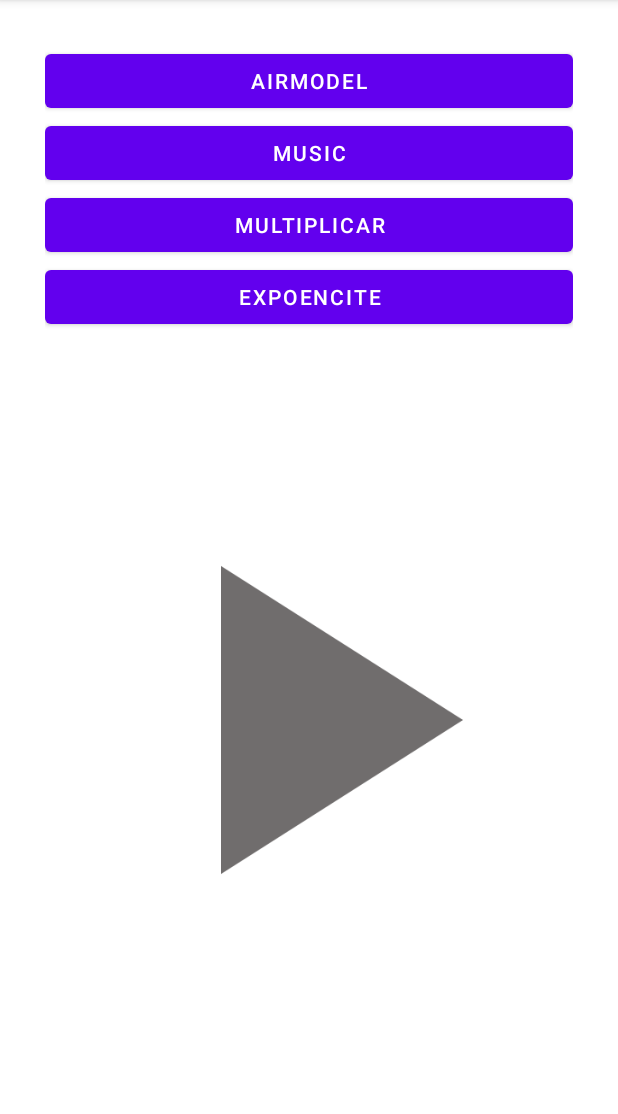
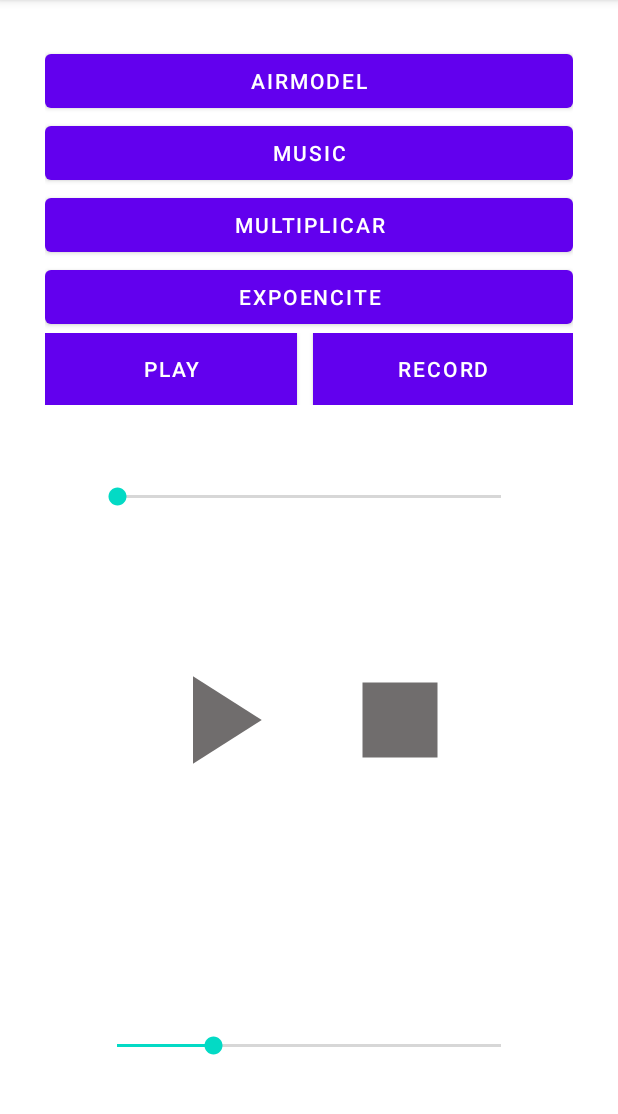
Before and after one commit to KaoYuChunG/multfunctions, an Android app: the BroacastReceiverActivity screen opened directly, with no data from a screen before it, after a tap on "MUSIC", on a phone screen of 412 x 824 dp, the part 84-1198 px from its top. Run offline under Robolectric (Android 15) with nearby library versions, the phone set to English and light mode, and no system bars.

Commit message:
add music

```diff
--- a/app/src/main/java/com/example/multifunction/modulos/music/MusicFragment.kt
+++ b/app/src/main/java/com/example/multifunction/modulos/music/MusicFragment.kt
@@ -1,25 +1,23 @@
 package com.example.multifunction.modulos.music
 
-import android.media.MediaPlayer
-import android.net.Uri
+import android.app.Application
+import android.content.Intent
 import android.os.Bundle
+import android.util.Log
 import android.view.LayoutInflater
 import android.view.View
 import android.view.ViewGroup
 import android.widget.Button
 import androidx.fragment.app.Fragment
+import androidx.fragment.app.FragmentTransaction
 import com.example.multifunction.R
+import com.example.multifunction.modulos.BroadcastData
 
-class MusicFragment : Fragment(), View.OnClickListener, MediaPlayer.OnPreparedListener, MediaPlayer.OnCompletionListener {
 
-    private lateinit var btnPlayPause: Button
-    private lateinit var mediaPlay: MediaPlayer
-    override fun onCreate(savedInstanceState: Bundle?) {
-        super.onCreate(savedInstanceState)
-        arguments?.let {
+class MusicFragment : Fragment(), View.OnClickListener{
 
-        }
-    }
+    private lateinit var btnPlay: Button
+    private lateinit var btnRecord: Button
 
     override fun onCreateView(
         inflater: LayoutInflater, container: ViewGroup?,
@@ -28,35 +26,32 @@ class MusicFragment : Fragment(), View.OnClickListener, MediaPlayer.OnPreparedLi
         val view = inflater.inflate(R.layout.fragment_music, container, false)
 
         initView(view)
+        childFragment(PlayFragment())
         return view
     }
 
     private fun initView(view: View) {
-        btnPlayPause = view.findViewById(R.id.btn_play_pause)
-        btnPlayPause.setOnClickListener(this)
-        btnPlayPause.isEnabled = false
+        btnPlay = view.findViewById(R.id.btn_play)
+        btnRecord = view.findViewById(R.id.btn_recorder)
+        btnPlay.setOnClickListener(this)
+        btnRecord.setOnClickListener(this)
+    }
 
-        mediaPlay = MediaPlayer()
-        mediaPlay.setOnPreparedListener(this)
-        mediaPlay.setOnCompletionListener(this)
-
-
-//        val filename = "android.resource://"+ getPackageName() + "/" + R.raw.bgm_healing02
-
-//        try {
-//            mediaPlay.setDataSource(this, Uri.parse(filename))
-        }
+    private fun childFragment(fragment : Fragment) {
+        val playFragment: Fragment = fragment
+        val transaction: FragmentTransaction = getChildFragmentManager().beginTransaction()
+        transaction.setCustomAnimations(android.R.anim.fade_in, android.R.anim.fade_out)
+        transaction.addToBackStack(null)
+        transaction.replace(R.id.music_center, playFragment)
+        transaction.commit()
+    }
 
     override fun onClick(v: View?) {
-        TODO("Not yet implemented")
+        when(v?.id) {
+            R.id.btn_play -> childFragment(PlayFragment())
+            R.id.btn_recorder -> childFragment(RecorderFragment())
+        }
     }
 
-    override fun onPrepared(mp: MediaPlayer?) {
-        TODO("Not yet implemented")
-    }
-
-    override fun onCompletion(mp: MediaPlayer?) {
-        TODO("Not yet implemented")
-    }
 }
 //    https://github.com/slamdon/kotlin-playground/blob/master/19-LittleBirdSound/app/src/main/java/devdon/com/recorder/PlayerActivity.kt
--- /dev/null
+++ b/app/src/main/java/com/example/multifunction/modulos/music/PlayFragment.kt
@@ -0,0 +1,27 @@
+package com.example.multifunction.modulos.music
+
+import android.os.Bundle
+import androidx.fragment.app.Fragment
+import android.view.LayoutInflater
+import android.view.View
+import android.view.ViewGroup
+import com.example.multifunction.R
+
+
+class PlayFragment : Fragment() {
+
+    override fun onCreate(savedInstanceState: Bundle?) {
+        super.onCreate(savedInstanceState)
+        arguments?.let {
+
+        }
+    }
+
+    override fun onCreateView(
+        inflater: LayoutInflater, container: ViewGroup?,
+        savedInstanceState: Bundle?
+    ): View? {
+
+        return inflater.inflate(R.layout.fragment_play, container, false)
+    }
+}
--- /dev/null
+++ b/app/src/main/res/drawable/ic_record_music.xml
@@ -0,0 +1,5 @@
+<vector android:height="24dp" android:tint="#706D6D"
+    android:viewportHeight="24" android:viewportWidth="24"
+    android:width="24dp" xmlns:android="http://schemas.android.com/apk/res/android">
+    <path android:fillColor="@android:color/white" android:pathData="M12,12m-8,0a8,8 0,1 1,16 0a8,8 0,1 1,-16 0"/>
+</vector>
--- /dev/null
+++ b/app/src/main/res/drawable/ic_stop_music.xml
@@ -0,0 +1,5 @@
+<vector android:height="24dp" android:tint="#706D6D"
+    android:viewportHeight="24" android:viewportWidth="24"
+    android:width="24dp" xmlns:android="http://schemas.android.com/apk/res/android">
+    <path android:fillColor="@android:color/white" android:pathData="M6,6h12v12H6z"/>
+</vector>
--- a/app/src/main/res/layout/fragment_music.xml
+++ b/app/src/main/res/layout/fragment_music.xml
@@ -5,10 +5,15 @@
     android:layout_height="match_parent"
     tools:context=".modulos.music.MusicFragment">
 
-    <ImageView
-        android:id="@+id/btn_play_pause"
+    <include
+        android:id="@+id/btns_paly_record"
+        layout="@layout/top_paly_record"
+        android:layout_width="match_parent"
+        android:layout_height="wrap_content" />
+    <LinearLayout
+        android:id="@+id/music_center"
         android:layout_width="match_parent"
         android:layout_height="match_parent"
-        android:src="@drawable/ic_play_music" />
+        android:orientation="vertical"/>
 
 </FrameLayout>
--- /dev/null
+++ b/app/src/main/res/layout/fragment_play.xml
@@ -0,0 +1,64 @@
+<?xml version="1.0" encoding="utf-8"?>
+<FrameLayout xmlns:android="http://schemas.android.com/apk/res/android"
+    xmlns:app="http://schemas.android.com/apk/res-auto"
+    xmlns:tools="http://schemas.android.com/tools"
+    android:layout_width="match_parent"
+    android:layout_height="match_parent"
+    tools:context=".modulos.music.PlayFragment">
+
+    <androidx.constraintlayout.widget.ConstraintLayout
+        android:layout_width="match_parent"
+        android:layout_height="match_parent" >
+
+        <SeekBar
+            android:id="@+id/progressSeekBar"
+            android:layout_width="0dp"
+            android:layout_height="wrap_content"
+            android:layout_marginBottom="8dp"
+            android:layout_marginEnd="32dp"
+            android:layout_marginStart="32dp"
+            android:layout_marginTop="100dp"
+            app:layout_constraintEnd_toEndOf="parent"
+            app:layout_constraintStart_toStartOf="parent"
+            app:layout_constraintTop_toTopOf="parent" />
+
+        <SeekBar
+            android:id="@+id/volumeSeekBar"
+            android:layout_width="0dp"
+            android:layout_height="wrap_content"
+            android:layout_marginBottom="32dp"
+            android:layout_marginEnd="32dp"
+            android:layout_marginStart="32dp"
+            android:max="100"
+            android:progress="25"
+            app:layout_constraintBottom_toBottomOf="parent"
+            app:layout_constraintEnd_toEndOf="parent"
+
+            app:layout_constraintStart_toStartOf="parent" />
+
+        <ImageView
+            android:id="@+id/btn_play_pause"
+            android:layout_width="100dp"
+            android:layout_height="100dp"
+            android:src="@drawable/ic_play_music"
+            android:layout_marginRight="55dp"
+            app:layout_constraintBottom_toBottomOf="parent"
+            app:layout_constraintEnd_toEndOf="@id/btn_stop"
+            app:layout_constraintStart_toStartOf="parent"
+            app:layout_constraintTop_toTopOf="parent" />
+
+        <ImageView
+            android:id="@+id/btn_stop"
+            android:layout_width="100dp"
+            android:layout_height="100dp"
+            android:src="@drawable/ic_stop_music"
+            android:layout_marginLeft="55dp"
+            app:layout_constraintBottom_toBottomOf="parent"
+            app:layout_constraintEnd_toEndOf="parent"
+            app:layout_constraintStart_toStartOf="@id/btn_play_pause"
+            app:layout_constraintTop_toTopOf="parent" />
+
+    </androidx.constraintlayout.widget.ConstraintLayout>
+
+
+</FrameLayout>
--- /dev/null
+++ b/app/src/main/res/layout/top_paly_record.xml
@@ -0,0 +1,24 @@
+<?xml version="1.0" encoding="utf-8"?>
+<LinearLayout xmlns:android="http://schemas.android.com/apk/res/android"
+    android:layout_width="match_parent"
+    android:layout_height="match_parent"
+    android:orientation="horizontal"
+    android:weightSum="1">
+
+    <Button
+        android:id="@+id/btn_play"
+        android:layout_width="wrap_content"
+        android:layout_height="wrap_content"
+        android:background="@android:color/background_dark"
+        android:layout_weight="0.5"
+        android:text="@string/music_paly"
+        android:layout_marginRight="5sp" />
+    <Button
+        android:id="@+id/btn_recorder"
+        android:layout_width="wrap_content"
+        android:layout_height="wrap_content"
+        android:background="@android:color/background_dark"
+        android:layout_marginLeft="5sp"
+        android:layout_weight="0.5"
+        android:text="@string/music_record"/>
+</LinearLayout>
--- a/app/src/main/res/values/strings.xml
+++ b/app/src/main/res/values/strings.xml
@@ -6,4 +6,6 @@
     <string name="hello_blank_fragment">Hello blank fragment</string>
     <string name="broacast_airport">AIRMODEL</string>
     <string name="broacast_music">MUSIC</string>
+    <string name="music_paly">PLAY</string>
+    <string name="music_record">RECORD</string>
 </resources>
```
Also changed, not shown: app/src/main/java/com/example/multifunction/modulos/gps/GpsFragment.kt (added, +20 -0 lines), app/src/main/java/com/example/multifunction/modulos/music/RecorderFragment.kt (added, +27 -0 lines), app/src/main/res/layout/fragment_gps.xml (added, +20 -0 lines), app/src/main/res/layout/fragment_recorder.xml (added, +43 -0 lines).
